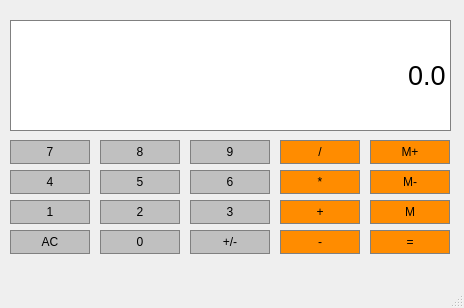
Qt form calculator.ui (halidaslan/QtCalculator) before a commit.
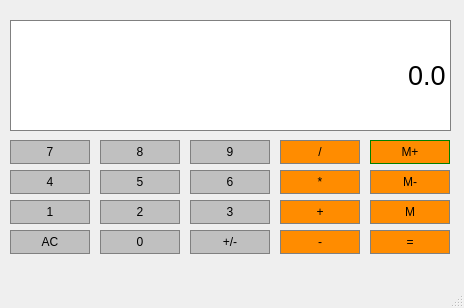
The same form after that commit.

The edit to the form file:
```diff
--- a/calculator.ui
+++ b/calculator.ui
@@ -575,8 +575,8 @@
     </property>
     <property name="styleSheet">
      <string notr="true">QPushButton{
-background-color: #FF8C00;
-border: 1px solid gray;
+background-color: #FE8C00;
+border: 1px solid green;
 padding: 5px;
 }
 
```
